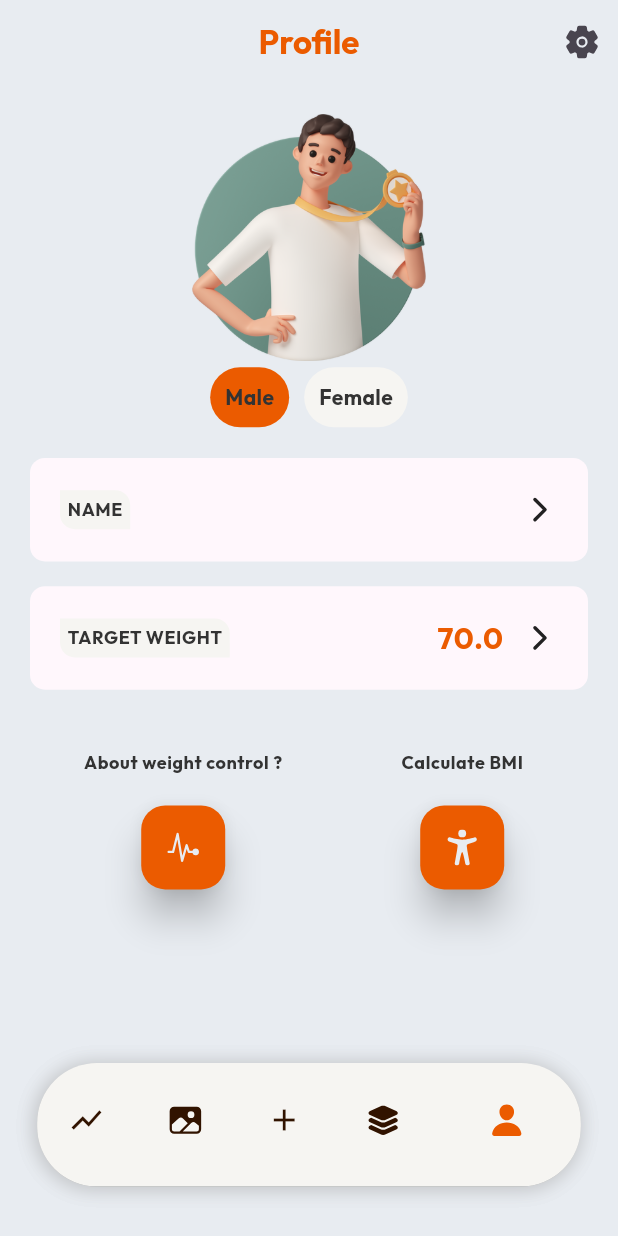
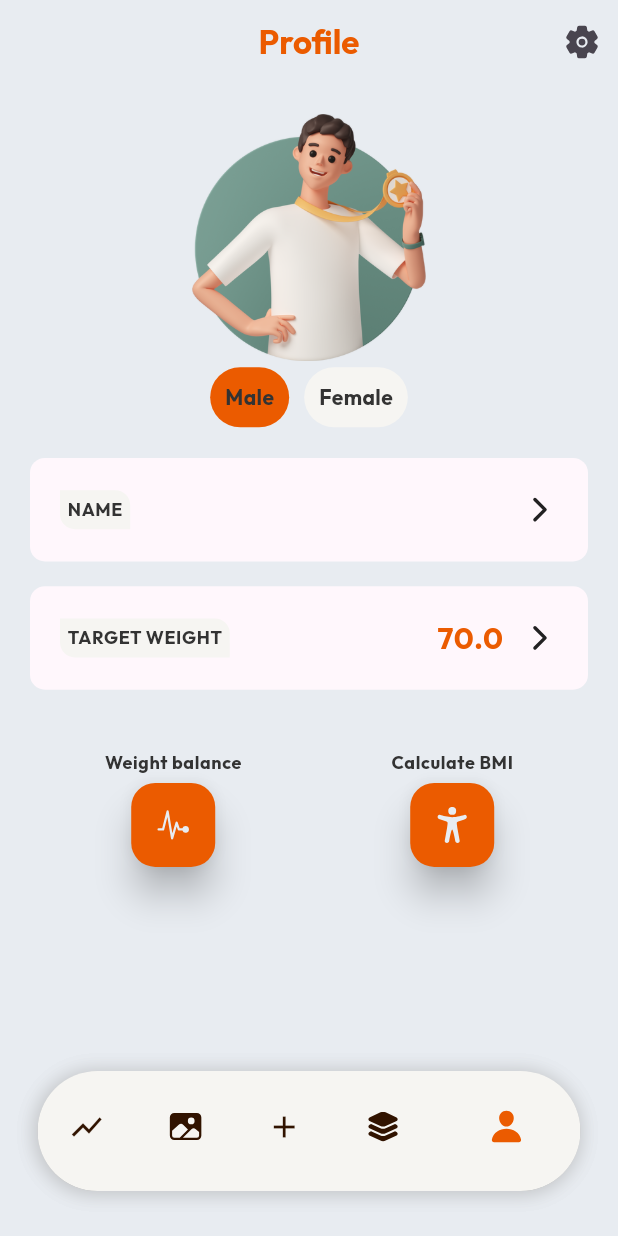
Before and after one commit to egeinann/FitBalance-KiloTakibi-App, a Flutter app: the screen it shows after launch, item 5 of the bottom bar chosen, on a phone screen of 412 x 824 dp. Run offline on Flutter 3.47's test engine with Material 3 defaults, Android fonts, the phone set to English and light mode, and no system bars; drawn by our look-alikes of auto_size_text; our stand-ins replace fl_chart, freezed_annotation, get, image_picker, ionicons, lottie and 2 more; missing offline and left inert: day_night_switcher, gauge_indicator.

Commit message:
NavBar height ayarı ve küçük düzenlemeler

```diff
--- a/lib/main.dart
+++ b/lib/main.dart
@@ -5,6 +5,7 @@ import 'package:kilo_takibi_uyg/appCustoms/themes.dart';
 import 'package:kilo_takibi_uyg/controller/controller.dart';
 import 'package:kilo_takibi_uyg/generated/l10n.dart';
 import 'package:flutter_localizations/flutter_localizations.dart';
+import 'package:kilo_takibi_uyg/onboarding/model/onboarding_screen.dart';
 import 'package:kilo_takibi_uyg/view/home_screen.dart';
 
 void main() {
@@ -30,7 +31,7 @@ class MyApp extends StatelessWidget {
   Widget build(BuildContext context) {
     return Obx(() {
       return GetMaterialApp(
-        localizationsDelegates: [
+        localizationsDelegates: const [
           S.delegate,
           GlobalCupertinoLocalizations.delegate,
           GlobalMaterialLocalizations.delegate,
--- a/lib/view/gallery_screen/gallery_screen.dart
+++ b/lib/view/gallery_screen/gallery_screen.dart
@@ -42,7 +42,7 @@ class GalleryScreen extends StatelessWidget {
         final rec = photoRecords[index];
         return GridTile(
           child: Padding(
-            padding: EdgeInsets.symmetric(vertical: Get.size.height * 0.005),
+            padding: const EdgeInsets.symmetric(vertical: 5),
             child: Center(
               child: Stack(
                 alignment: Alignment.bottomRight,
@@ -99,7 +99,7 @@ class GalleryScreen extends StatelessWidget {
                     widget: const Icon(Ionicons.arrow_forward),
                     onPressed: () {
                       Future.delayed(
-                        const Duration(milliseconds: 250),
+                        const Duration(milliseconds: 200),
                         () {
                           Get.to(
                             RecordScreen(rec: rec),
--- a/lib/view/history_screen/recordScreen.dart
+++ b/lib/view/history_screen/recordScreen.dart
@@ -163,8 +163,10 @@ class RecordScreen extends StatelessWidget {
                 child: Stack(
                   children: [
                     Container(
+                      width: Get.size.width,
                       decoration: BoxDecoration(
-                          borderRadius: BorderRadius.circular(23)),
+                        borderRadius: BorderRadius.circular(23),
+                      ),
                       child: ClipRRect(
                         borderRadius: BorderRadius.circular(
                           10,
--- a/lib/view/profile_screen/bmi/view/bmi_screen.dart
+++ b/lib/view/profile_screen/bmi/view/bmi_screen.dart
@@ -44,7 +44,7 @@ class BmiScreen extends StatelessWidget {
       padding: const EdgeInsets.symmetric(horizontal: 5, vertical: 15),
       child: CustomFloatingActionButton(
         heroTag: "bmi",
-        widget: const Icon(Ionicons.help),
+        widget: const Icon(Icons.question_mark_sharp),
         onPressed: () {
           Get.to(const BmiInfoScreen(), transition: Transition.downToUp);
         },
--- a/lib/view/profile_screen/profile_screen.dart
+++ b/lib/view/profile_screen/profile_screen.dart
@@ -37,7 +37,8 @@ class _ProfileScreenState extends State<ProfileScreen> {
               SizedBox(height: Get.size.height * 0.02),
               targetWeightContainer(context),
               SizedBox(height: Get.size.height * 0.05),
-              floatingButtons(context)
+              floatingButtons(context),
+              SizedBox(height: Get.size.height * 0.1)
             ],
           ),
         ),
@@ -52,10 +53,10 @@ class _ProfileScreenState extends State<ProfileScreen> {
       children: [
         Column(
           children: [
-            AutoSizeText("About weight control ?",
+            AutoSizeText("Weight balance",
                 style: Theme.of(context).textTheme.bodySmall),
             Padding(
-              padding: context.paddingLarge,
+              padding: context.paddingLow,
               child: CustomFloatingActionButton(
                 heroTag: "profile",
                 widget: const Icon(Ionicons.pulse),
@@ -71,7 +72,7 @@ class _ProfileScreenState extends State<ProfileScreen> {
             AutoSizeText("Calculate BMI",
                 style: Theme.of(context).textTheme.bodySmall),
             Padding(
-              padding: context.paddingLarge,
+              padding: context.paddingLow,
               child: CustomFloatingActionButton(
                 heroTag: "bmi",
                 widget: const Icon(Ionicons.accessibility),
--- a/lib/widgets/navigation_bar.dart
+++ b/lib/widgets/navigation_bar.dart
@@ -27,13 +27,13 @@ IndexedStack indexedStack() {
 // *** BOTTOM BAR ***
 Widget bottomNavigationBar(BuildContext context) {
   return Padding(
-    padding: EdgeInsets.only(
-      bottom: Get.size.height * 0.04,
-      left: Get.size.width * 0.06,
-      right: Get.size.width * 0.06,
+    padding: const EdgeInsets.only(
+      bottom: 30,
+      left: 25,
+      right: 25,
     ),
     child: Container(
-      height: Get.size.height * 0.1, // Yükseklik ayarı yapılmış
+      height: 80, // Yükseklik ayarı yapılmış
       decoration: BoxDecoration(
         borderRadius: BorderRadius.circular(40),
         boxShadow: [
```
